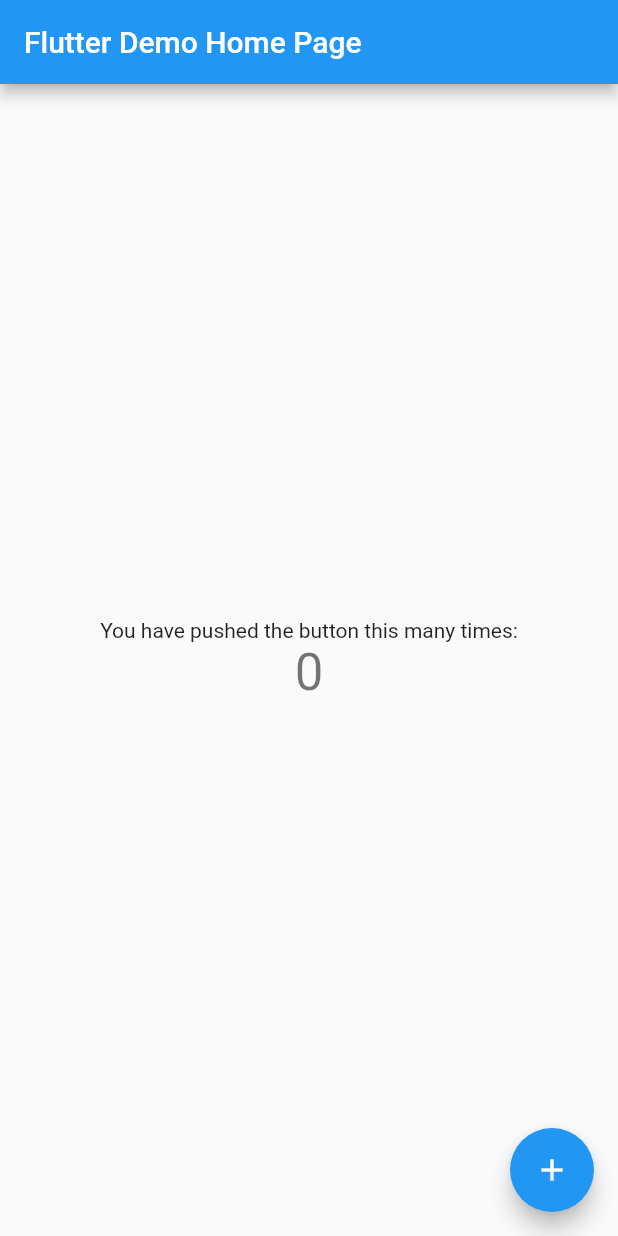
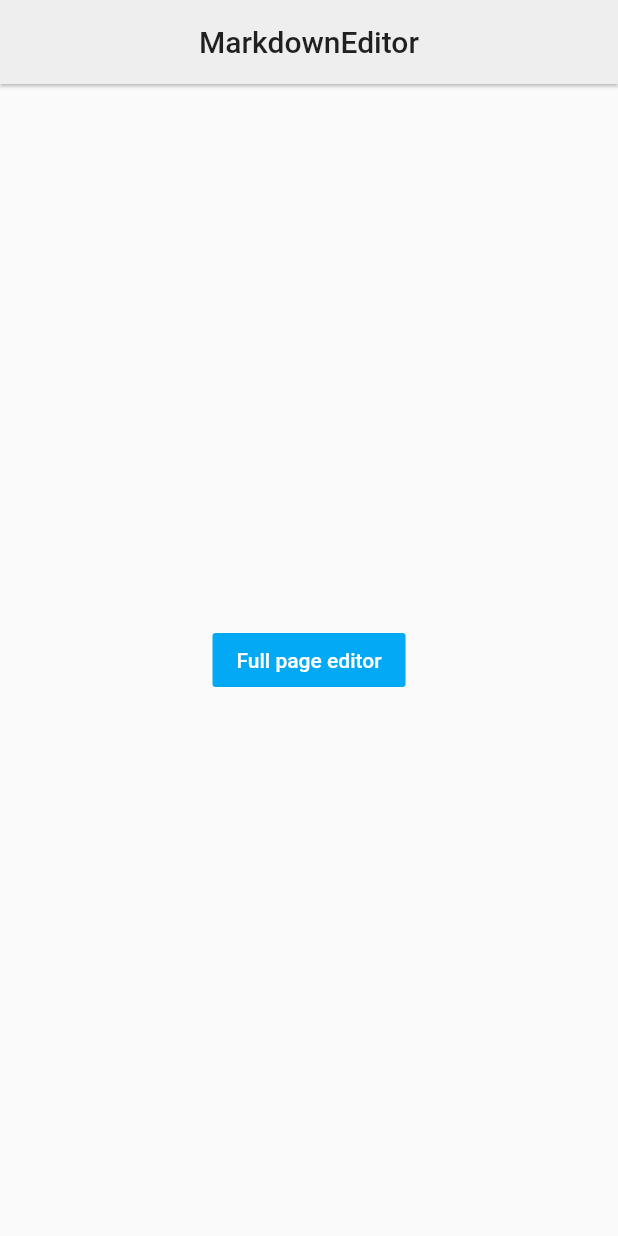
Before and after one commit to komurapp/markdown-editor, a Flutter app: the screen it shows after launch, on a phone screen of 412 x 824 dp. Run offline on Flutter 3.47's test engine with Material 2 defaults, Android fonts, the phone set to English and light mode, and no system bars; our stand-ins replace image_picker; missing offline and left inert: quill_delta, zefyr.

Commit message:
Create simple editor, without images and persistence

```diff
--- a/lib/main.dart
+++ b/lib/main.dart
@@ -1,62 +1,49 @@
 import 'package:flutter/material.dart';
 
-void main() => runApp(MyApp());
+import './full_page.dart';
 
-class MyApp extends StatelessWidget {
+void main() => runApp(MarkdownEditorApp());
+
+class MarkdownEditorApp extends StatelessWidget {
   @override
   Widget build(BuildContext context) {
     return MaterialApp(
       title: 'Zefyr Editor',
       theme: ThemeData(
-        primarySwatch: Colors.blue,
+        primarySwatch: Colors.cyan,
       ),
-      home: const MyHomePage(title: 'Flutter Demo Home Page'),
+      home: HomePage(),
+      routes: <String, WidgetBuilder>{'/fullPage': _buildFullPage},
     );
+  }
+
+  Widget _buildFullPage(BuildContext context) {
+    return FullPageEditorScreen();
   }
 }
 
-class MyHomePage extends StatefulWidget {
-  const MyHomePage({Key key, this.title}) : super(key: key);
-
-  final String title;
-
-  @override
-  _MyHomePageState createState() => _MyHomePageState();
-}
-
-class _MyHomePageState extends State<MyHomePage> {
-  int _counter = 0;
-
-  void _incrementCounter() {
-    setState(() {
-      _counter++;
-    });
-  }
-
+class HomePage extends StatelessWidget {
   @override
   Widget build(BuildContext context) {
+    final NavigatorState nav = Navigator.of(context);
     return Scaffold(
       appBar: AppBar(
-        title: Text(widget.title),
+        elevation: 1.0,
+        backgroundColor: Colors.grey.shade200,
+        brightness: Brightness.light,
+        title: ZefyrLogo(),
       ),
-      body: Center(
-        child: Column(
-          mainAxisAlignment: MainAxisAlignment.center,
-          children: <Widget>[
-            const Text(
-              'You have pushed the button this many times:',
-            ),
-            Text(
-              '$_counter',
-              style: Theme.of(context).textTheme.display1,
-            ),
-          ],
-        ),
-      ),
-      floatingActionButton: FloatingActionButton(
-        onPressed: _incrementCounter,
-        tooltip: 'Increment',
-        child: Icon(Icons.add),
+      body: Column(
+        children: <Widget>[
+          Expanded(child: Container()),
+          FlatButton(
+            onPressed: () => nav.pushNamed('/fullPage'),
+            child: const Text('Full page editor'),
+            color: Colors.lightBlue,
+            textColor: Colors.white,
+          ),
+          Expanded(child: Container()),
+        ],
       ),
     );
   }
```
Also changed, not shown: assets/doc.json (added, +221 -0 lines), lib/full_page.dart (added, +158 -0 lines), pubspec.yaml (+6 -2 lines), assets/breeze.jpg (added), pubspec.lock, 1 other file.
